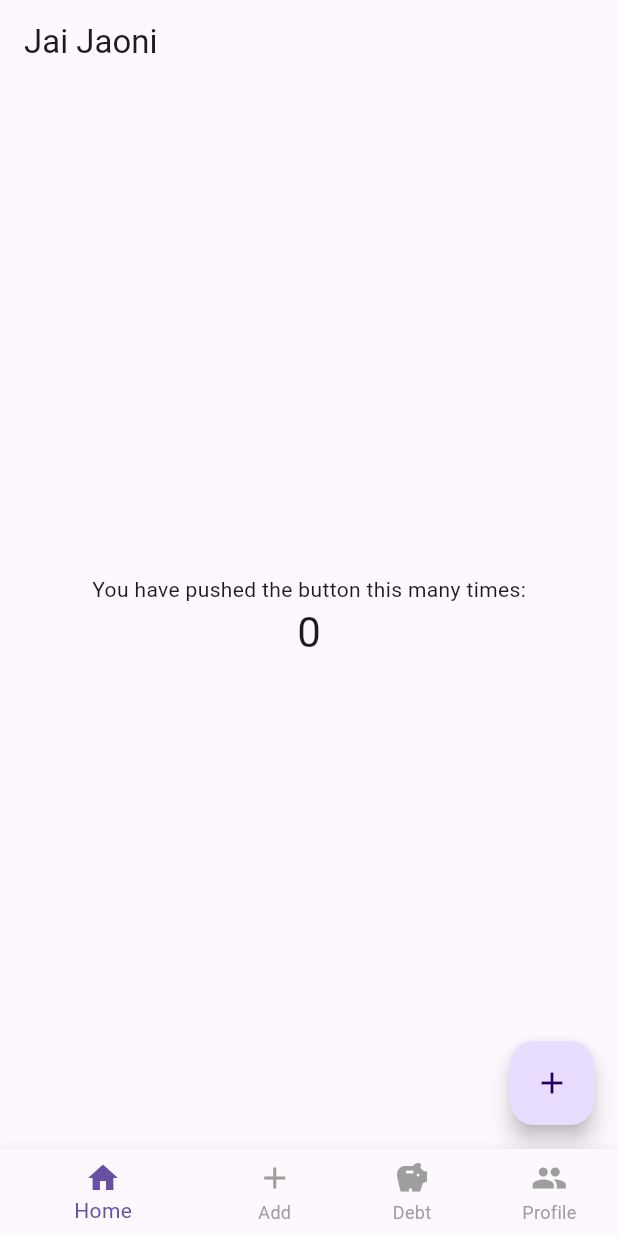
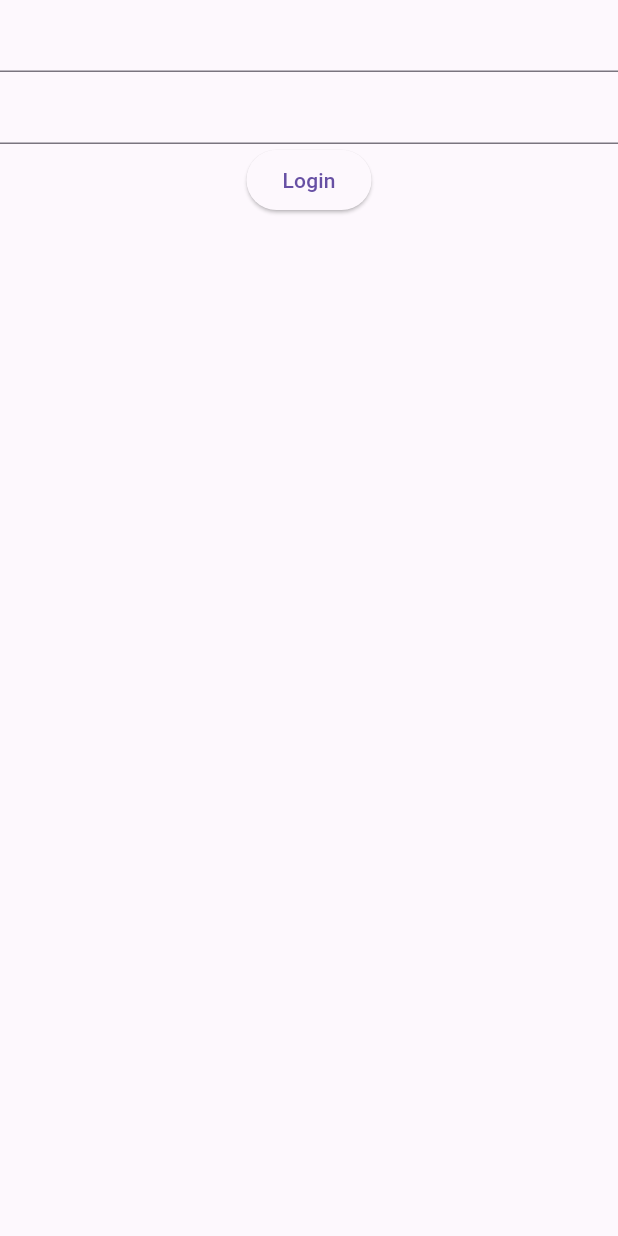
Before and after one commit to ThisTine/Jaijaoni, a Flutter app: the screen it shows after launch, on a phone screen of 412 x 824 dp. Run offline on Flutter 3.47's test engine with Material 2 defaults, Android fonts, the light colour scheme and no system bars; drawn by our look-alikes of dynamic_color; our stand-ins replace cloud_firestore, firebase_auth, firebase_core, flutter_dotenv, flutter_riverpod, go_router; accounts and stored records are empty.

Commit message:
[ADD] riverpod

```diff
--- a/lib/config/init/JaiJaoNi.dart
+++ b/lib/config/init/JaiJaoNi.dart
@@ -1,5 +1,6 @@
 import 'package:dynamic_color/dynamic_color.dart';
 import 'package:flutter/material.dart';
+import 'package:flutter_riverpod/flutter_riverpod.dart';
 
 import '../../routes/router.dart';
 import '../theme/color_schemes.g.dart';
@@ -27,6 +28,25 @@ class JaiJaoNi extends StatelessWidget {
           darkScheme = darkColorScheme;
         }
 
+        return AppRouter(lightScheme: lightScheme, darkScheme: darkScheme);
+      },
+    );
+  }
+}
+
+class AppRouter extends ConsumerWidget {
+  const AppRouter({
+    super.key,
+    required this.lightScheme,
+    required this.darkScheme,
+  });
+
+  final ColorScheme lightScheme;
+  final ColorScheme darkScheme;
+
+  @override
+  Widget build(BuildContext context, WidgetRef ref) {
+    final router = ref.watch(routerProvider);
     return MaterialApp.router(
       title: 'Jai jaoni',
       theme: ThemeData(
@@ -41,7 +61,5 @@ class JaiJaoNi extends StatelessWidget {
       ),
       routerConfig: router,
     );
-      },
-    );
   }
 }
--- a/lib/routes/router.dart
+++ b/lib/routes/router.dart
@@ -1,11 +1,34 @@
 import 'package:flutter/material.dart';
+import 'package:flutter_riverpod/flutter_riverpod.dart';
 import 'package:go_router/go_router.dart';
 import 'package:jaijaoni/components/BottomNav.dart';
-import 'package:jaijaoni/pages/home.dart';
-import 'package:jaijaoni/pages/login.dart';
+import 'package:jaijaoni/screens/home.dart';
+import 'package:jaijaoni/screens/login.dart';
+import 'package:jaijaoni/screens/loading.dart';
+
+import 'package:jaijaoni/services/auth/authService.dart';
 
 // All routes go here.
-final router = GoRouter(
+class AppGoRouter extends ChangeNotifier {
+  final Ref ref;
+  AppGoRouter({required this.ref}) {
+    ref.listen(authValueProvider, (previous, next) {
+      notifyListeners();
+    });
+  }
+  late final authState = ref.watch(authValueProvider);
+
+  String? redirectlogic(BuildContext context, GoRouterState state) {
+    print(authState.isLoading);
+    if (authState.isLoading || authState.hasError) return null;
+    final isAuth = authState.valueOrNull != null;
+    if (isAuth && state.location == '/login') return '/';
+    if (!isAuth && state.location != '/login') return '/login';
+    return null;
+  }
+
+  late final routes = [
+    ShellRoute(
       routes: [
         ShellRoute(
           routes: [
@@ -21,8 +44,24 @@ final router = GoRouter(
         ),
         GoRoute(
           path: "/login",
-      builder: (context, state) => const LoginPage(),
+          builder: (context, state) => const LoginScreen(),
         )
       ],
-  // redirect: (context, state) => '/login',
-);
+      builder: (context, state, child) {
+        if (authState.isLoading) {
+          return const LoadingScreen();
+        } else {
+          return child;
+        }
+      },
+    )
+  ];
+}
+
+final routerProvider = Provider<GoRouter>((ref) {
+  final routeRef = AppGoRouter(ref: ref);
+  return GoRouter(
+      routes: routeRef.routes,
+      refreshListenable: routeRef,
+      redirect: routeRef.redirectlogic);
+});
--- a/lib/pages/login.dart
+++ b/lib/screens/loading.dart
@@ -1,12 +1,12 @@
 import 'package:flutter/material.dart';
 
-class LoginPage extends StatelessWidget {
-  const LoginPage({super.key});
+class LoadingScreen extends StatelessWidget {
+  const LoadingScreen({super.key});
 
   @override
   Widget build(BuildContext context) {
     return const Scaffold(
-      body: Center(child: Text("Login")),
+      body: Center(child: Text("Loading")),
     );
   }
 }
--- /dev/null
+++ b/lib/screens/login.dart
@@ -0,0 +1,62 @@
+import 'package:flutter/material.dart';
+import 'package:flutter_riverpod/flutter_riverpod.dart';
+import 'package:jaijaoni/services/auth/authService.dart';
+
+class LoginScreen extends ConsumerStatefulWidget {
+  const LoginScreen({super.key});
+
+  @override
+  ConsumerState<LoginScreen> createState() => _LoginScreenState();
+}
+
+class _LoginScreenState extends ConsumerState<LoginScreen> {
+  final _formKey = GlobalKey<FormState>();
+  final _email = TextEditingController();
+  final _password = TextEditingController();
+  bool _isLoading = false;
+
+  void setLoading(bool isLoading) {
+    setState(() {
+      _isLoading = isLoading;
+    });
+  }
+
+  @override
+  void dispose() {
+    _email.dispose();
+    _password.dispose();
+    super.dispose();
+  }
+
+  @override
+  Widget build(BuildContext context) {
+    final authService = ref.watch(authProvider);
+
+    return Scaffold(
+        body: Form(
+            key: _formKey,
+            child: Column(
+              children: [
+                TextFormField(
+                  controller: _email,
+                ),
+                TextFormField(
+                  controller: _password,
+                ),
+                ElevatedButton(
+                    onPressed: () async {
+                      if (_formKey.currentState!.validate()) {
+                        setLoading(true);
+                        try {
+                          await authService.login(_email.text, _password.text);
+                          setLoading(false);
+                        } catch (err) {
+                          setLoading(false);
+                        }
+                      }
+                    },
+                    child: Text(_isLoading ? "Loading" : "Login"))
+              ],
+            )));
+  }
+}
--- a/pubspec.yaml
+++ b/pubspec.yaml
@@ -41,7 +41,7 @@ dependencies:
   flutter_dotenv: ^5.0.2
   firebase_auth: ^4.4.1
   cloud_firestore: ^4.5.1
-  provider: ^6.0.5
+  flutter_riverpod: ^2.3.4
 
 dev_dependencies:
   flutter_test:
```
Also changed, not shown: lib/main.dart (+4 -4 lines), lib/services/auth/authService.dart (+25 -3 lines), lib/firebase_options.dart (renamed from lib/config/firebase/firebase_options.dart), lib/screens/home.dart (renamed from lib/pages/home.dart), pubspec.lock, 2 other files. Lines whose indentation alone changed are shown as unchanged.
